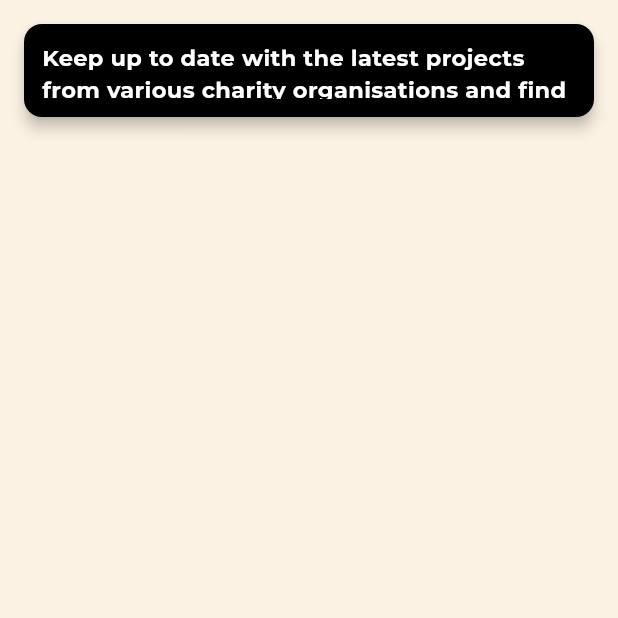
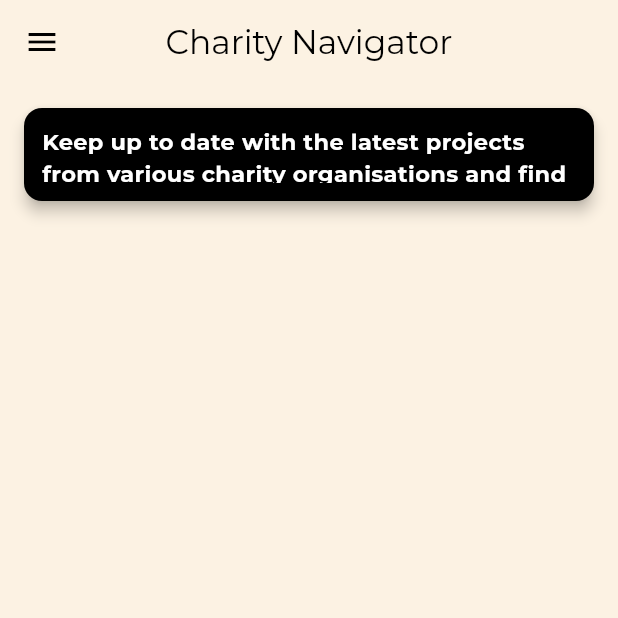
Before and after one commit to amaanaliakhtar/CharityAppFYP, a Flutter app: the AllProjects screen opened directly, on a phone screen of 412 x 824 dp, the top half of it. Run offline on Flutter 3.47's test engine with Material 3 defaults, Android fonts, the phone set to English and light mode, and no system bars; our stand-ins replace cloud_firestore, firebase_auth, firebase_core, google_fonts; missing offline and left inert: firebase_ui_auth; accounts and stored records are empty.

Commit message:
successfully passing firebase data to details screen

```diff
--- a/lib/screens/projects/all_projects.dart
+++ b/lib/screens/projects/all_projects.dart
@@ -48,6 +48,19 @@
           }
 
           return Scaffold(
+              appBar: AppBar(
+                leading: const Icon(
+                  Icons.menu,
+                  color: Colors.black,
+                ),
+                title: const Text(
+                  "Charity Navigator",
+                  style: TextStyle(color: Colors.black),
+                ),
+                centerTitle: true,
+                elevation: 0,
+                backgroundColor: Colors.transparent,
+              ),
               body: SingleChildScrollView(
                   child: Column(children: [
                 Container(
@@ -150,7 +163,9 @@
                     onPressed: () {
                       Navigator.of(context).push(
                         MaterialPageRoute(
-                          builder: (context) => const ProjectDetails(),
+                          builder: (context) => ProjectDetails(
+                            project: data,
+                          ),
                         ),
                       );
                     },
```
Also changed, not shown: lib/screens/dashboard/dashboard.dart (+5 -5 lines), lib/screens/projects/project_details.dart (+6 -7 lines). Lines whose indentation alone changed are shown as unchanged.
